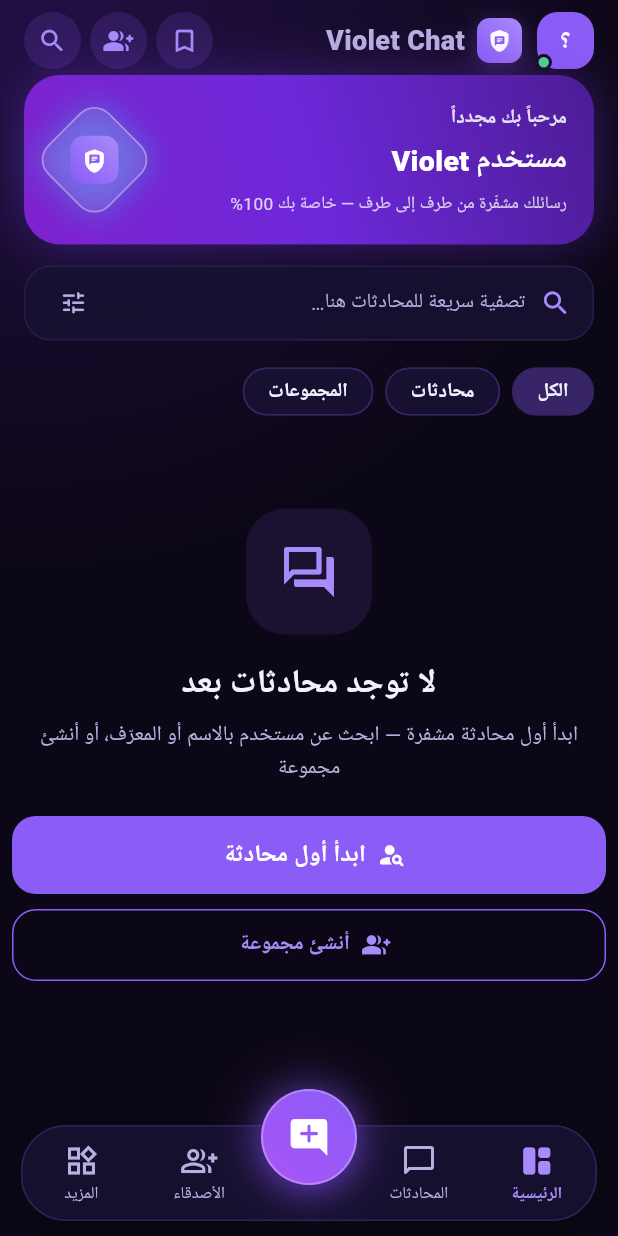
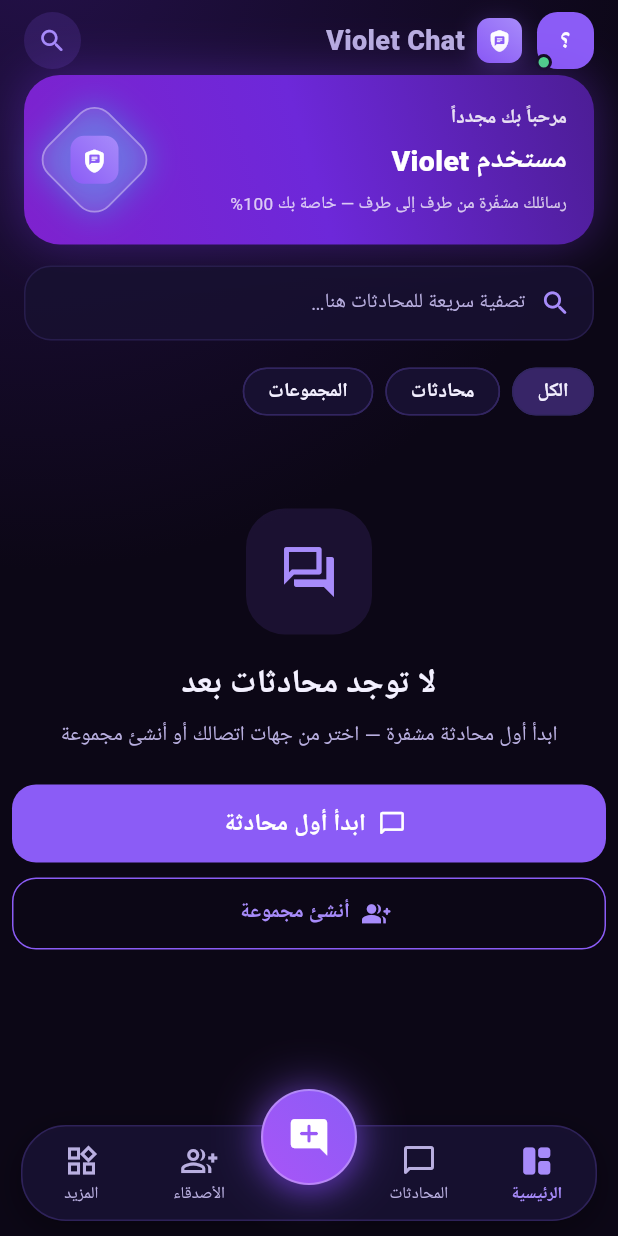
Before and after one commit to CTO-DRS/VioletChat, a Flutter app: the ChatsScreen screen opened by its route, on a phone screen of 412 x 824 dp. Run offline on Flutter 3.47's test engine with Material 3 defaults, Android fonts, the phone set to English and light mode, and no system bars; our stand-ins replace cloud_firestore, connectivity_plus, device_info_plus, file_picker, firebase_auth, firebase_core and 12 more; missing offline and left inert: cryptography, flutter_webrtc, record; accounts and stored records are empty; statements that could not run were skipped.

Commit message:
feat(ux): one function = one entry per screen — full reorg v0.1.7
Follow-up to the owner's field report: v0.1.6 gave each entry a
function, but same-screen duplicates remained. This pass enforces a
strict rule: within any single screen, no two controls lead to the
same destination.

- Top bar unified: avatar (profile) + logo + search only — removed
  the bookmark and new-group icons from the dashboard (their homes:
  More tab and create sheet).
- Search pill is now a pure local filter: removed the tune icon that
  duplicated the top search icon on the same screen.
- Friends tab: two cards only — add-friend-by-handle + invite.
  Removed 'search for user' (duplicated top icon) and 'groups'
  (duplicated create sheet).
- More tab: search icon removed from its top bar (the global-search
  tile is the single entry); 'new group' tile removed (create sheet
  owns it); NEW permanent Archive tile with item count (was hidden
  behind a card that only appeared when archive wasn't empty).
- NEW NewChatPickerScreen (/contacts/new): create sheet's 'new chat'
  opens your known contacts with instant forgiving-Arabic filtering
  and last-activity stamps instead of cloning the global search
  screen; single contextual fallback to global search.
- Hero banner is now a button -> Security screen (explains the E2EE
  the banner promises) instead of silent decoration.
- 'No local results' opens global search PREFILLED with the same
  query — genuinely different from the top icon (empty search).
- Empty state: 'start first chat' opens the create sheet (4 distinct
  paths), not the search screen.

Smoke test now compiles the new picker screen + route before Gradle.

```diff
--- a/lib/core/config/app_config.dart
+++ b/lib/core/config/app_config.dart
@@ -26,7 +26,7 @@
   static const String appId = 'com.drs.violetchat';
   // v0.1.2: تُعرض في الإعدادات («الإصدار …») — كانت عالقة على 0.1.0
   // في v0.1.1 (عيب عرض حقيقي مُصلَح الآن). تُرقّع مع pubspec.yaml.
-  static const String appVersion = '0.1.6';
+  static const String appVersion = '0.1.7';
 
   // ------------------------------------------------------------------
   // Backend (public values — safe for client bundles)
--- a/lib/features/chats/chats_screen.dart
+++ b/lib/features/chats/chats_screen.dart
@@ -501,7 +501,7 @@
             child: SafeArea(
               top: true,
               bottom: false,
-              child: _buildMoreTab(me),
+              child: _buildMoreTab(me, controller),
             ),
           ),
         ],
@@ -510,14 +510,21 @@
   }
 
   // ------------------------------------------------------------------
-  // v0.1.6 «كل زر له وظيفة» — كل مدخل يعمل وظيفته الخاصة:
-  //   + المركزي          → ورقة الإنشاء (4 مسارات مختلفة)
-  //   أيقونة البحث       → البحث الشامل فقط (شاشة البحث)
-  //   شريط البحث         → تصفية محلية فورية للقائمة المعروضة
+  // v0.1.7 «إعادة الترتيب الكامل» — وظيفة واحدة = مدخل واحد في كل شاشة:
+  //   + المركزي          → ورقة الإنشاء (4 مسارات، كل مسار وجهة مختلفة)
+  //   «محادثة جديدة»     → شاشة اختيار جهات الاتصال (جديدة v0.1.7)
+  //   أيقونة البحث       → البحث الشامل فقط — المدخل الوحيد في شاشته
+  //   شريط البحث         → تصفية محلية فورية (بلا أيقونة شمّل مكررة)
   //   «+» سطر الأصدقاء   → إضافة صديق بالمعرّف
   //   دعوة صديق          → مشاركة نظام حقيقية بمعرّف المستخدم
+  //   المحفوظة والأرشيف   → تبويب «المزيد» (بيتهما الوحيد)
   // ------------------------------------------------------------------
   void _openGlobalSearch() => Navigator.pushNamed(context, AppRoutes.search);
+
+  /// البحث الشامل معبّأ مسبقاً باستعلام التصفية المحلية الفاشلة —
+  /// وظيفة مختلفة عن أيقونة البحث العلوية (التي تفتح بحثاً فارغاً).
+  void _openGlobalSearchPrefilled(String q) =>
+      Navigator.pushNamed(context, AppRoutes.search, arguments: q);
 
   /// ورقة الإنشاء — البديل عن قفز زر + المركزي مباشرة للبحث.
   void _openCreateSheet() {
@@ -540,10 +547,10 @@
                 icon: Icons.chat_bubble_outline_rounded,
                 color: AppTheme.brandSecondary,
                 title: 'محادثة جديدة',
-                subtitle: 'ابحث عن مستخدم بالاسم أو المعرّف وابدأ محادثة مشفرة',
+                subtitle: 'اختر من جهات اتصالك المعروفة وابدأ فوراً',
                 onTap: () {
                   Navigator.pop(sheetCtx);
-                  _openGlobalSearch();
+                  Navigator.pushNamed(context, AppRoutes.newChat);
                 },
               ),
               _CreateOption(
@@ -686,7 +693,7 @@
     unawaited(Share.share(text));
   }
 
-  Widget _topBar({required bool dashboard}) {
+  Widget _topBar({required bool showSearch}) {
     final me = context.watch<AuthController>().me;
     return Padding(
       padding: const EdgeInsets.fromLTRB(16, 8, 16, 4),
@@ -714,23 +721,15 @@
           const Text(AppConfig.appName,
               style: TextStyle(fontSize: 18, fontWeight: FontWeight.w800)),
           const Spacer(),
-          if (dashboard) ...[
+          // v0.1.7: البحث الشامل مدخل وحيد في هذه الشاشة — حُذفت
+          // أيقتا «المحفوظة» و«مجموعة جديدة» من الأعلى (بيتهما تبويب
+          // «المزيد» وورقة الإنشاء) حتى لا تتكرر الوجهات.
+          if (showSearch)
             _TopIcon(
-              icon: Icons.bookmark_border_rounded,
-              tooltip: 'الرسائل المحفوظة',
-              onTap: () => Navigator.pushNamed(context, AppRoutes.starred),
-            ),
-            _TopIcon(
-              icon: Icons.group_add_rounded,
-              tooltip: 'مجموعة جديدة',
-              onTap: () => Navigator.pushNamed(context, AppRoutes.createGroup),
-            ),
-          ],
-          _TopIcon(
-            icon: Icons.search_rounded,
-            tooltip: 'بحث شامل',
-            onTap: _openGlobalSearch,
-          ),
+              icon: Icons.search_rounded,
+              tooltip: 'بحث شامل',
+              onTap: _openGlobalSearch,
+            ),
         ],
       ),
     );
@@ -771,7 +770,7 @@
     final peers = filterProfiles(_peers, _query);
     return Column(
       children: [
-        _topBar(dashboard: true),
+        _topBar(showSearch: true),
         Expanded(
           child: RefreshIndicator(
             onRefresh: () async {
@@ -785,12 +784,17 @@
                     padding: const EdgeInsets.only(bottom: 120),
                     children: [
                       _banners(controller),
-                      _HeroBanner(name: me?.title ?? ''),
+                      _HeroBanner(
+                        name: me?.title ?? '',
+                        // v0.1.7: البانر زر — يفتح الأمان والخصوصية
+                        // (شرح التشفير) بدل كونه زينة صامتة.
+                        onTap: () =>
+                            Navigator.pushNamed(context, AppRoutes.security),
+                      ),
                       const SizedBox(height: 14),
                       _SearchPill(
                         controller: _searchField,
                         onChanged: (v) => setState(() => _query = v),
-                        onGlobalSearch: _openGlobalSearch,
                       ),
                       if (peers.isNotEmpty) ...[
                         const SizedBox(height: 14),
@@ -815,10 +819,11 @@
                               : _query.trim().isNotEmpty
                                   ? _LocalNoResults(
                                       query: _query,
-                                      onGlobalSearch: _openGlobalSearch)
+                                      onGlobalSearch: () =>
+                                          _openGlobalSearchPrefilled(_query))
                                   : _EmptyState(
                                       compact: true,
-                                      onSearch: _openGlobalSearch,
+                                      onCompose: _openCreateSheet,
                                       onCreateGroup: () =>
                                           Navigator.pushNamed(context,
                                               AppRoutes.createGroup),
@@ -864,7 +869,7 @@
     final visible = filterChats(chats, _query);
     return Column(
       children: [
-        _topBar(dashboard: false),
+        _topBar(showSearch: true),
         Expanded(
           child: RefreshIndicator(
             onRefresh: controller.load,
@@ -877,7 +882,7 @@
                           height:
                               MediaQuery.of(context).size.height * 0.55,
                           child: _EmptyState(
-                              onSearch: _openGlobalSearch,
+                              onCompose: _openCreateSheet,
                               onCreateGroup: () => Navigator.pushNamed(
                                   context, AppRoutes.createGroup)),
                         ),
@@ -890,7 +895,6 @@
                           _SearchPill(
                             controller: _searchField,
                             onChanged: (v) => setState(() => _query = v),
-                            onGlobalSearch: _openGlobalSearch,
                           ),
                           const SizedBox(height: 8),
                           if (visible.isEmpty)
@@ -898,7 +902,8 @@
                               padding: const EdgeInsets.only(top: 44),
                               child: _LocalNoResults(
                                   query: _query,
-                                  onGlobalSearch: _openGlobalSearch),
+                                  onGlobalSearch: () =>
+                                      _openGlobalSearchPrefilled(_query)),
                             ),
                           if (archivedCount > 0)
                             _ArchivedCard(
@@ -933,7 +938,7 @@
     final peers = filterProfiles(_peers, _query);
     return Column(
       children: [
-        _topBar(dashboard: false),
+        _topBar(showSearch: true),
         Expanded(
           child: RefreshIndicator(
             onRefresh: () async {
@@ -949,30 +954,21 @@
                 _SearchPill(
                   controller: _searchField,
                   onChanged: (v) => setState(() => _query = v),
-                  onGlobalSearch: _openGlobalSearch,
                 ),
                 const SizedBox(height: 12),
                 Padding(
                   padding: const EdgeInsets.symmetric(horizontal: 16),
                   child: Row(
                     children: [
+                      // v0.1.7: بطاقتان فقط، كل منهما وظيفة لا يجدها
+                      // الزر في هذه الشاشة — البحث الشامل أيقونة الشريط
+                      // العلوي وحده، والمجموعات ورقة الإنشاء وحدها.
                       Expanded(
                         child: _QuickCard(
-                          icon: Icons.person_search_rounded,
-                          label: 'ابحث عن مستخدم',
+                          icon: Icons.person_add_alt_1_rounded,
+                          label: 'إضافة صديق بالمعرّف',
                           gradient: AppTheme.brandGradient,
-                          onTap: _openGlobalSearch,
-                        ),
-                      ),
-                      const SizedBox(width: 10),
-                      Expanded(
-                        child: _QuickCard(
-                          icon: Icons.group_outlined,
-                          label: 'المجموعات',
-                          gradient: const LinearGradient(
-                              colors: [Color(0xFF0EA5E9), Color(0xFF22D3EE)]),
-                          onTap: () => Navigator.pushNamed(
-                              context, AppRoutes.createGroup),
+                          onTap: _openAddFriendSheet,
                         ),
                       ),
                       const SizedBox(width: 10),
@@ -1004,10 +1000,11 @@
                     child: _query.trim().isNotEmpty
                         ? _LocalNoResults(
                             query: _query,
-                            onGlobalSearch: _openGlobalSearch)
+                            onGlobalSearch: () =>
+                                _openGlobalSearchPrefilled(_query))
                         : _EmptyState(
                             compact: true,
-                            onSearch: _openGlobalSearch,
+                            onCompose: _openAddFriendSheet,
                             onCreateGroup: () => Navigator.pushNamed(
                                 context, AppRoutes.createGroup)),
                   )
@@ -1041,12 +1038,14 @@
     );
   }
 
-  Widget _buildMoreTab(Profile? me) {
+  Widget _buildMoreTab(Profile? me, ChatsController controller) {
     final isAdmin = me?.isPlatformAdmin ?? false;
     return ListView(
       padding: const EdgeInsets.only(bottom: 120),
       children: [
-        _topBar(dashboard: false),
+        // v0.1.7: بلا أيقونة بحث في أعلى هذا التبويب — بلاطة «البحث
+        // الشامل» هنا هي المدخل الوحيد، لا تكرار.
+        _topBar(showSearch: false),
         const SizedBox(height: 4),
         Padding(
           padding: const EdgeInsets.symmetric(horizontal: 16),
@@ -1107,16 +1106,19 @@
           subtitle: 'ما نجمته من رسائل عبر كل المحادثات',
           onTap: () => Navigator.pushNamed(context, AppRoutes.starred),
         ),
+        // v0.1.7: بلاطة الأرشيف — كانت مخفية خلف بطاقة تظهر فقط عند
+        // وجود عناصر مؤرشفة؛ الآن مدخل دائم ببيته الواضح.
         _MoreTile(
-          icon: Icons.group_add_rounded,
-          title: 'مجموعة جديدة',
-          subtitle: 'أنشئ مجموعة مشفرة وادعُ إليها',
-          onTap: () => Navigator.pushNamed(context, AppRoutes.createGroup),
+          icon: Icons.archive_outlined,
+          title: 'الأرشيف',
+          subtitle:
+              'المحادثات المؤرشفة — ${controller.archivedChats.length} عنصر',
+          onTap: () => _showArchivedSheet(controller),
         ),
         _MoreTile(
-          icon: Icons.search_rounded,
-          title: 'البحث',
-          subtitle: 'ابحث في المحادثات والرسائل',
+          icon: Icons.travel_explore_rounded,
+          title: 'البحث الشامل',
+          subtitle: 'مستخدمون، رسائل، ومحادثاتي — في مكان واحد',
           onTap: () => Navigator.pushNamed(context, AppRoutes.search),
         ),
         _MoreTile(
@@ -1349,16 +1351,22 @@
 }
 
 /// Hero welcome banner — «مرحباً بك مجدداً» + shield emblem.
+/// v0.1.7: البانر كله زر وظيفي — يفتح «الأمان والخصوصية» حيث
+/// يُشرح التشفير طرف-لطرف الذي يَعِد به البانر. لا زينة صامتة.
 class _HeroBanner extends StatelessWidget {
   final String name;
-  const _HeroBanner({required this.name});
+  final VoidCallback? onTap;
+  const _HeroBanner({required this.name, this.onTap});
 
   @override
   Widget build(BuildContext context) {
     final isDark = Theme.of(context).brightness == Brightness.dark;
     return Padding(
       padding: const EdgeInsets.symmetric(horizontal: 16),
-      child: Container(
+      child: GestureDetector(
+        behavior: HitTestBehavior.opaque,
+        onTap: onTap,
+        child: Container(
         padding: const EdgeInsets.fromLTRB(18, 18, 18, 18),
         decoration: BoxDecoration(
           gradient: isDark
@@ -1435,25 +1443,26 @@
               ),
             ),
           ],
+          ),
         ),
       ),
     );
   }
 }
 
-/// Rounded search pill (decorative — opens the full search screen).
+/// Rounded search pill — التصفية المحلية الفورية.
 class _SearchPill extends StatelessWidget {
-  /// v0.1.6: حقل تصفية محلية حقيقي — الكتابة تُصفّي القائمة المعروضة
-  /// لحظياً. أيقونة «الشّمل» (tune) تفتح البحث الشامل، وأيقونة
-  /// المسح تفرّغ الحقل. وظيفتان متميزتان في عنصر واحد.
+  /// v0.1.7: تصفية محلية نقية — الكتابة تُصفّي القائمة المعروضة
+  /// لحظياً، وأيقونة المسح تفرّغ الحقل. حُذفت أيقونة «الشّمل»
+  /// (تفتح البحث الشامل) لأنها كانت تكرر أيقونة البحث العلوية في
+  /// الشاشة نفسها — والمدخل الوحيد للبحث الشامل هو أيقونة الشريط
+  /// العلوي.
   final TextEditingController controller;
   final ValueChanged<String> onChanged;
-  final VoidCallback onGlobalSearch;
 
   const _SearchPill({
     required this.controller,
     required this.onChanged,
-    required this.onGlobalSearch,
   });
 
   @override
@@ -1505,12 +1514,7 @@
               ValueListenableBuilder<TextEditingValue>(
                 valueListenable: controller,
                 builder: (_, v, __) => v.text.isEmpty
-                    ? IconButton(
-                        tooltip: 'بحث شامل — مستخدمون ورسائل',
-                        icon: Icon(Icons.tune_rounded,
-                            size: 19, color: dimColor),
-                        onPressed: onGlobalSearch,
-                      )
+                    ? const SizedBox.shrink()
                     : IconButton(
                         tooltip: 'مسح التصفية',
                         icon: Icon(Icons.close_rounded,
@@ -2256,14 +2260,15 @@
 }
 
 class _EmptyState extends StatelessWidget {
-  final VoidCallback onSearch;
-
-  /// v0.1.6: مسار ثانٍ مميز — «أنشئ مجموعة» بدل زر وحيد يقود
-  /// للبحث دائماً.
+  /// v0.1.7: «ابدأ أول محادثة» يفتح ورقة الإنشاء (أربع مسارات) —
+  /// وظيفة مختلفة عن أيقونة البحث العلوية، لا زرين لنفس الوجهة.
+  final VoidCallback onCompose;
+
+  /// مسار ثانٍ مميز — «أنشئ مجموعة».
   final VoidCallback? onCreateGroup;
   final bool compact;
   const _EmptyState(
-      {required this.onSearch, this.onCreateGroup, this.compact = false});
+      {required this.onCompose, this.onCreateGroup, this.compact = false});
 
   @override
   Widget build(BuildContext context) {
@@ -2286,14 +2291,14 @@
             style: Theme.of(context).textTheme.titleLarge),
         const SizedBox(height: 8),
         Text(
-          'ابدأ أول محادثة مشفرة — ابحث عن مستخدم بالاسم أو المعرّف، أو أنشئ مجموعة',
+          'ابدأ أول محادثة مشفرة — اختر من جهات اتصالك أو أنشئ مجموعة',
           textAlign: TextAlign.center,
           style: dim,
         ),
         const SizedBox(height: 22),
         FilledButton.icon(
-          onPressed: onSearch,
-          icon: const Icon(Icons.person_search_rounded, size: 19),
+          onPressed: onCompose,
+          icon: const Icon(Icons.chat_bubble_outline_rounded, size: 19),
           label: const Text('ابدأ أول محادثة'),
         ),
         if (onCreateGroup != null) ...[
@@ -2456,8 +2461,9 @@
   }
 }
 
-/// v0.1.6 — لا نتائج محلية عند التصفية: يقترح البحث الشامل
-/// (مستخدمون جدد) بدل ترك القائمة فارغة بصمت.
+/// v0.1.7 — لا نتائج محلية عند التصفية: يقترح البحث الشامل
+/// معبّأ مسبقاً بنفس الاستعلام — وظيفة مختلفة عن أيقونة البحث
+/// العلوية (التي تفتح بحثاً فارغاً).
 class _LocalNoResults extends StatelessWidget {
   final String query;
   final VoidCallback onGlobalSearch;
--- a/lib/routing/app_router.dart
+++ b/lib/routing/app_router.dart
@@ -5,6 +5,7 @@
 import '../features/calls/call_screen.dart';
 import '../features/calls/group_call_screen.dart';
 import '../features/chats/chats_screen.dart';
+import '../features/contacts/new_chat_picker_screen.dart';
 import '../features/groups/create_group_screen.dart';
 import '../features/groups/group_info_screen.dart';
 import '../features/messages/media_gallery_screen.dart';
@@ -21,6 +22,8 @@
   static const String chats = '/';
   static const String chat = '/chat';
   static const String search = '/search';
+  // v0.1.7: شاشة «محادثة جديدة» — اختيار من جهات الاتصال المعروفة.
+  static const String newChat = '/contacts/new';
   static const String profile = '/profile';
   static const String createGroup = '/groups/new';
   static const String groupInfo = '/groups/info';
@@ -73,6 +76,10 @@
             ? settings.arguments as String
             : null;
         return _detail(SearchScreen(initialQuery: initialQuery), settings);
+      case AppRoutes.newChat:
+        // v0.1.7: «محادثة جديدة» وجهة مستقلة — جهات اتصالك + تصفية
+        // فورية، بلا استنساخ لشاشة البحث الشامل.
+        return _detail(const NewChatPickerScreen(), settings);
       case AppRoutes.profile:
         return _detail(const ProfileScreen(), settings);
       case AppRoutes.createGroup:
--- a/pubspec.yaml
+++ b/pubspec.yaml
@@ -11,7 +11,7 @@
 # versionCode 10: الإصدار المنشور السابق (v0.1.2) حمل code 9.
 # v0.1.5 (code 12) — v0.1.4 (code 11): رسالة تنفيذية لـpermission-denied،
 # ثم استخراج رقم ApiException الحقيقي بدل رسالة SHA-1 المضللة لكل الأعطال.
-version: 0.1.6+13
+version: 0.1.7+14
 
 environment:
   sdk: '>=3.5.0 <4.0.0'
```
Also changed, not shown: lib/features/contacts/new_chat_picker_screen.dart (added, +269 -0 lines), 5 other files.
